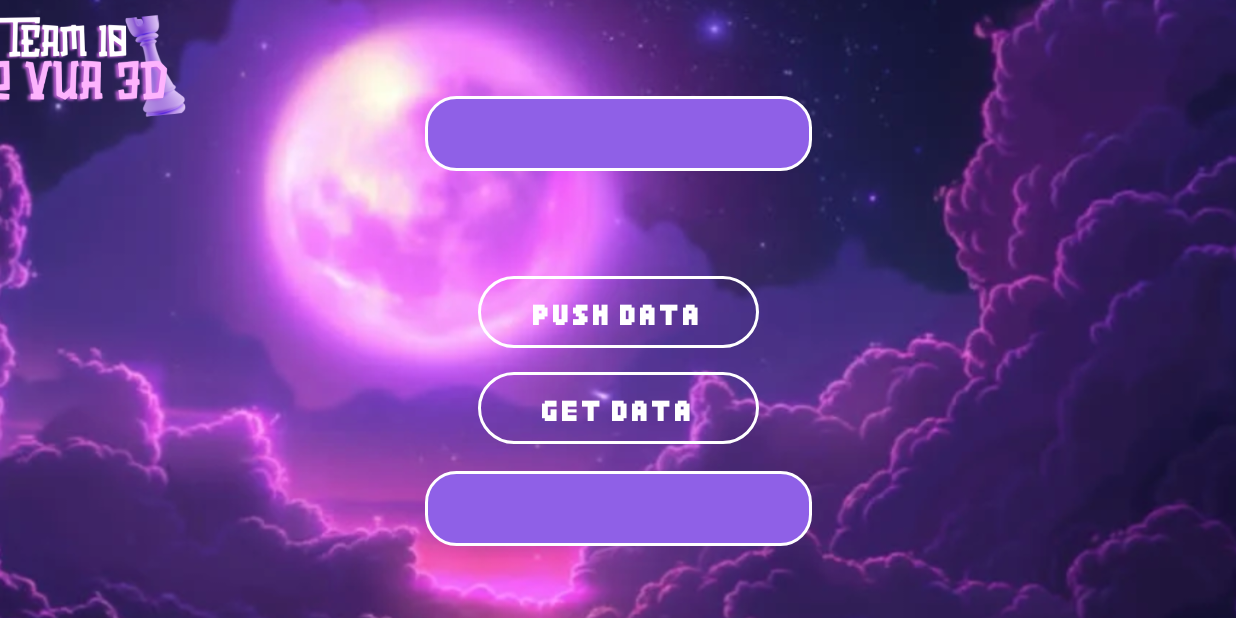
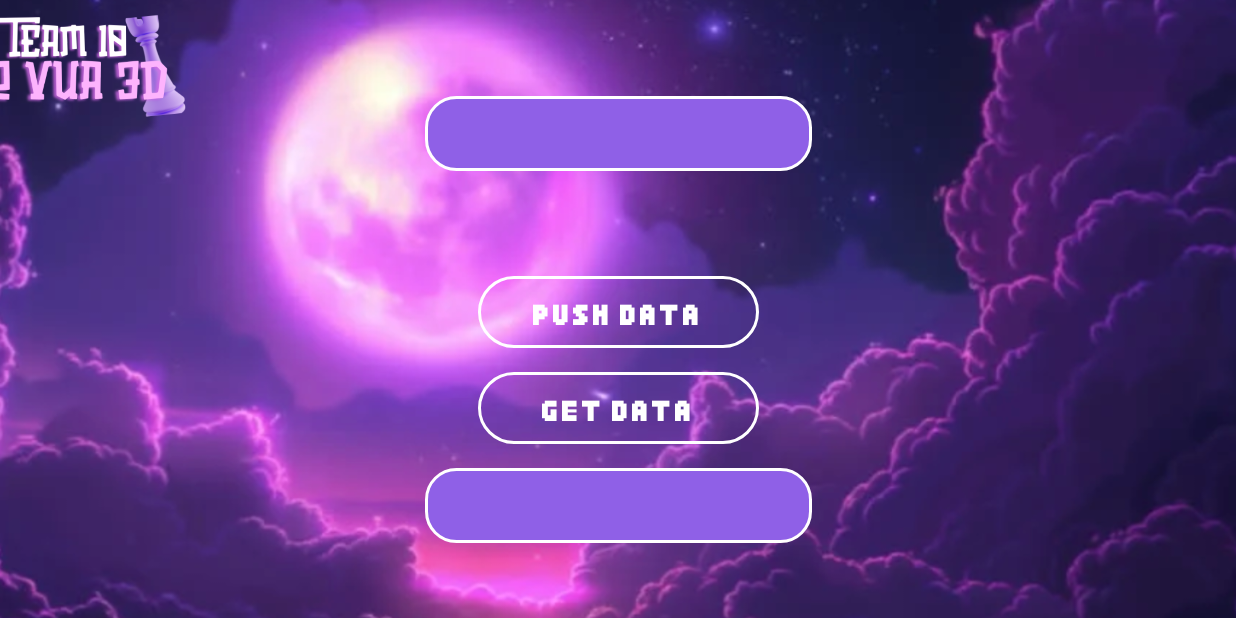
Before and after one commit to TranPio/covua_test_firebase, an Android app: the RealtimeDatabase screen opened directly, with no data from a screen before it, on a phone screen of 824 x 412 dp (held sideways). Run offline under Robolectric (Android 15) with nearby library versions, the phone set to English and light mode, and no system bars; our stand-ins replace Firebase (no records; nobody signed in at launch, a user with empty details on screens opened directly).

Commit message:
Trần Hoài Phú fix textview and edittext

```diff
--- a/app/src/main/res/layout/activity_realtime_database.xml
+++ b/app/src/main/res/layout/activity_realtime_database.xml
@@ -27,9 +27,8 @@
         android:fontFamily="@font/pacifico_regular"
         android:textStyle="normal"
         android:paddingStart="26dp"
-        android:paddingTop="8dp"
+        android:gravity="center_vertical"
         android:paddingEnd="26dp"
-        android:paddingBottom="8dp"
         android:textColor="@color/white"
         android:textSize="21sp"
         app:layout_constraintEnd_toEndOf="parent"
@@ -71,13 +70,12 @@
         android:id="@+id/textview_get"
         android:layout_width="258dp"
         android:layout_height="50dp"
+        android:gravity="center_vertical"
         android:layout_marginBottom="48dp"
         android:background="@drawable/text_border"
         android:fontFamily="@font/pacifico_regular"
         android:paddingStart="26dp"
-        android:paddingTop="8dp"
         android:paddingEnd="26dp"
-        android:paddingBottom="8dp"
         android:textColor="@color/white"
         android:textSize="21sp"
         android:textStyle="normal"
@@ -85,6 +83,6 @@
         app:layout_constraintEnd_toEndOf="parent"
         app:layout_constraintStart_toStartOf="parent"
         app:layout_constraintTop_toBottomOf="@+id/btn_get"
-        app:layout_constraintVertical_bias="1.0" />
+        app:layout_constraintVertical_bias="0.888" />
 
 </androidx.constraintlayout.widget.ConstraintLayout>
```
